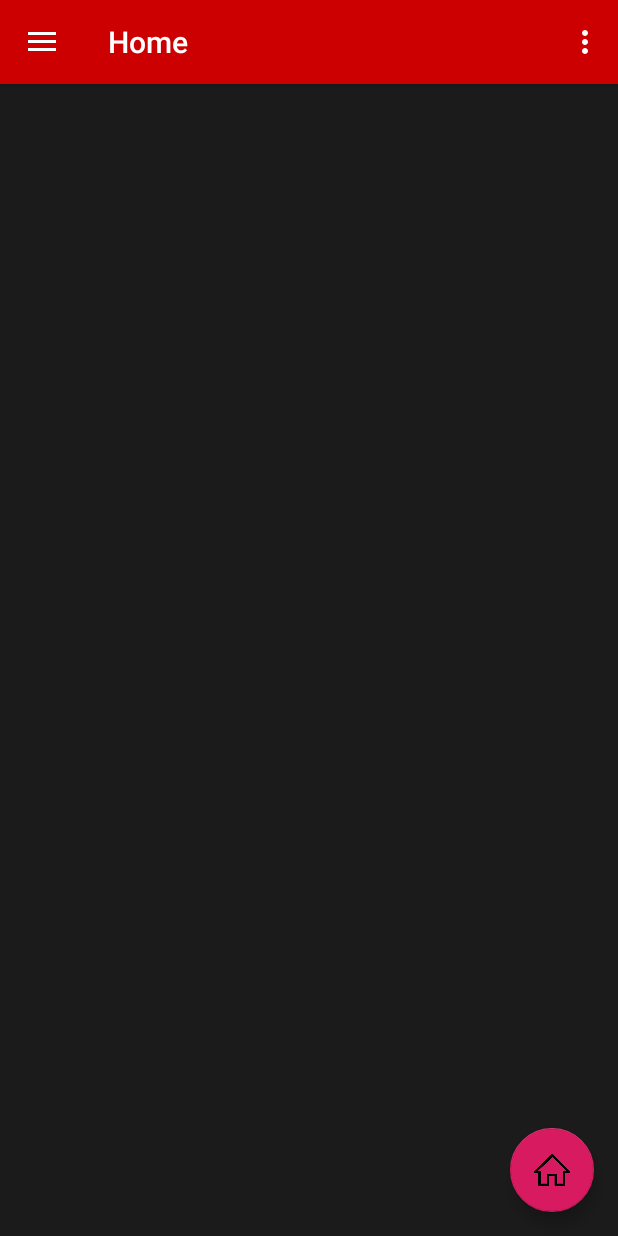
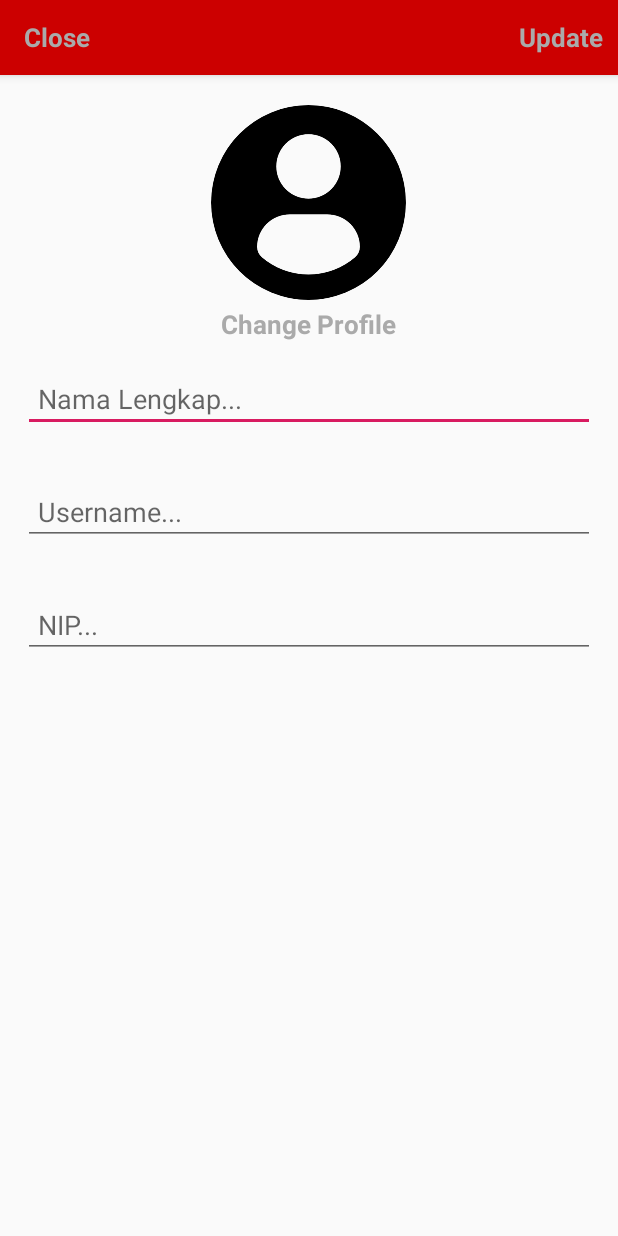
Before and after one commit to enricoakbar/manager_user, an Android app: the HomeActivity screen opened directly, with no data from a screen before it, in the side drawer, after a tap on "Pengaturan", on a phone screen of 412 x 824 dp. Run offline under Robolectric (Android 15) with nearby library versions, the phone set to English and light mode, and no system bars; our stand-ins replace CircleImageView, Firebase (no records; nobody signed in at launch, a user with empty details on screens opened directly), Picasso; libraries missing offline, so code that uses them is left out: com.theartofdev.edmodo, io.paperdb; pictures from the network do not load; 5 statements that could not run were skipped.

Commit message:
Update Lagi

```diff
--- a/app/build.gradle
+++ b/app/build.gradle
@@ -34,6 +34,7 @@ dependencies {
     implementation 'io.paperdb:paperdb:2.6'
     implementation 'com.android.support:design:28.0.0'
     implementation 'de.hdodenhof:circleimageview:3.0.0'
+    implementation 'com.theartofdev.edmodo:android-image-cropper:2.7.+'
     testImplementation 'junit:junit:4.12'
     androidTestImplementation 'com.android.support.test:runner:1.0.2'
     androidTestImplementation 'com.android.support.test.espresso:espresso-core:3.0.2'
--- a/app/src/main/java/com/ena/managemenapk/HomeActivity.java
+++ b/app/src/main/java/com/ena/managemenapk/HomeActivity.java
@@ -74,7 +74,8 @@ public class HomeActivity extends AppCompatActivity
         TextView userNameTextView = headerView.findViewById(R.id.user_profile_name);
         CircleImageView profileImageView = headerView.findViewById(R.id.user_profile_image);
 
-        userNameTextView.setText(Prevalent.currentOnlineUser.getUsername());
+        userNameTextView.setText(Prevalent.currentOnlineUser.getName());
+        Picasso.get().load(Prevalent.currentOnlineUser.getImage()).placeholder(R.drawable.profile).into(profileImageView);
 
 
 
@@ -169,7 +170,8 @@ public class HomeActivity extends AppCompatActivity
         }
         else if (id == R.id.nav_tools)
         {
-
+            Intent intent = new Intent(HomeActivity.this, SettingActivity.class);
+            startActivity(intent);
         }
         else if (id == R.id.nav_logout)
         {
--- a/app/src/main/java/com/ena/managemenapk/MainActivity.java
+++ b/app/src/main/java/com/ena/managemenapk/MainActivity.java
@@ -95,6 +95,7 @@ public class MainActivity extends AppCompatActivity
                             loadingBar.dismiss();
 
                             Intent intent = new Intent(MainActivity.this, HomeActivity.class);
+                            Prevalent.currentOnlineUser = usersData;
                             startActivity(intent);
                         }
                         else {
--- /dev/null
+++ b/app/src/main/res/layout/activity_setting.xml
@@ -0,0 +1,105 @@
+<?xml version="1.0" encoding="utf-8"?>
+<RelativeLayout
+    xmlns:android="http://schemas.android.com/apk/res/android"
+    xmlns:app="http://schemas.android.com/apk/res-auto"
+    xmlns:tools="http://schemas.android.com/tools"
+    android:layout_width="match_parent"
+    android:layout_height="match_parent"
+    tools:context=".SettingActivity">
+
+    <android.support.design.widget.AppBarLayout
+        android:id="@+id/app_bar_setting"
+        android:layout_width="match_parent"
+        android:layout_height="50dp"
+        android:background="@android:color/holo_red_dark">
+
+        <android.support.v7.widget.Toolbar
+            android:id="@+id/toolbar_setting"
+            android:layout_width="match_parent"
+            android:layout_height="wrap_content"
+            >
+            <RelativeLayout
+                android:layout_width="match_parent"
+                android:layout_height="match_parent">
+
+                <TextView
+                    android:id="@+id/close_setting_btn"
+                    android:layout_width="wrap_content"
+                    android:layout_height="wrap_content"
+                    android:text="Close"
+                    android:textColor="@android:color/darker_gray"
+                    android:textSize="17sp"
+                    android:textStyle="bold"
+                    android:layout_alignParentStart="true"
+
+                    />
+
+                <TextView
+                    android:id="@+id/update_account_setting_btn"
+                    android:layout_width="wrap_content"
+                    android:layout_height="wrap_content"
+                    android:text="Update"
+                    android:textColor="@android:color/darker_gray"
+                    android:textSize="17sp"
+                    android:textStyle="bold"
+                    android:layout_marginRight="10dp"
+                    android:layout_alignParentEnd="true"
+                    />
+
+            </RelativeLayout>
+        </android.support.v7.widget.Toolbar>
+
+    </android.support.design.widget.AppBarLayout>
+    <de.hdodenhof.circleimageview.CircleImageView
+        android:id="@+id/setting_profile_image"
+        android:layout_width="130dp"
+        android:layout_height="130dp"
+        android:src="@drawable/profile"
+        android:layout_below="@+id/app_bar_setting"
+        android:layout_marginTop="20dp"
+        android:layout_centerHorizontal="true"
+        />
+    <TextView
+        android:id="@+id/profil_image_change_btn"
+        android:layout_width="wrap_content"
+        android:layout_height="wrap_content"
+        android:text="Change Profile"
+        android:textColor="@android:color/darker_gray"
+        android:textSize="17sp"
+        android:textStyle="bold"
+        android:layout_marginTop="4dp"
+        android:layout_centerHorizontal="true"
+        android:layout_below="@+id/setting_profile_image"
+        />
+
+    <EditText
+        android:id="@+id/setting_name"
+        android:layout_width="match_parent"
+        android:layout_height="wrap_content"
+        android:layout_below="@id/profil_image_change_btn"
+        android:hint="Nama Lengkap..."
+        android:layout_margin="15dp"
+        android:padding="10dp"/>
+
+    <EditText
+        android:id="@+id/setting_username"
+        android:layout_width="match_parent"
+        android:layout_height="wrap_content"
+        android:layout_below="@id/setting_name"
+        android:hint="Username..."
+        android:layout_margin="15dp"
+        android:padding="10dp"/>
+
+    <EditText
+        android:id="@+id/setting_nip"
+        android:layout_width="match_parent"
+        android:layout_height="wrap_content"
+        android:layout_below="@id/setting_username"
+        android:hint="NIP..."
+        android:layout_margin="15dp"
+        android:padding="10dp"/>
+
+
+
+
+</RelativeLayout>
```
Also changed, not shown: app/src/main/AndroidManifest.xml (+8 -1 lines), app/src/main/java/com/ena/managemenapk/Model/Users.java (+23 -5 lines), app/src/main/java/com/ena/managemenapk/RegisterActivity.java (+14 -7 lines), app/src/main/java/com/ena/managemenapk/SettingActivity.java (added, +224 -0 lines), app/src/main/res/layout/activity_register.xml (+19 -2 lines).
